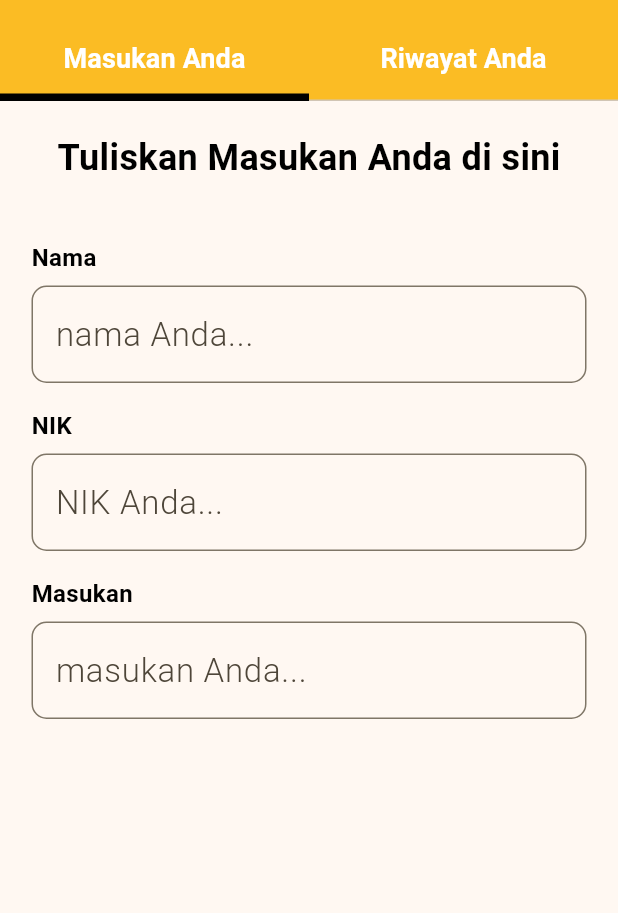
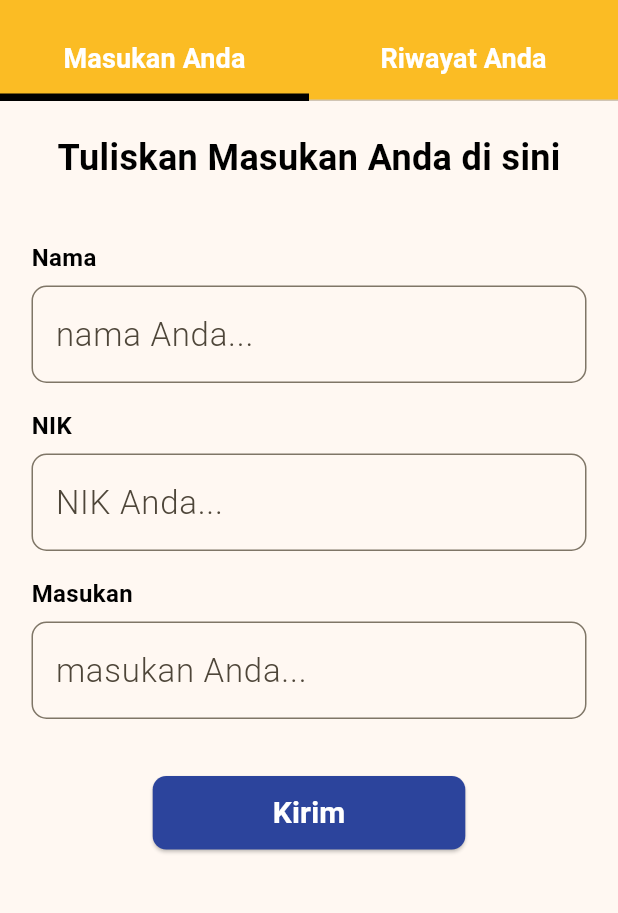
Before and after one commit to Arroziqi/tilang_online, a Flutter app: the MasukanPage screen opened by its route, on a phone screen of 412 x 824 dp, the part 127-1040 px from its top. Run offline on Flutter 3.47's test engine with Material 3 defaults, Android fonts, the phone set to English and light mode, and no system bars; our stand-ins replace badges, bloc, flutter_bloc, gap, google_fonts, smooth_page_indicator; Roboto replaces fonts that are missing (Kanit).

Commit message:
bug on jenis masukan and masukan form

```diff
--- a/lib/main.dart
+++ b/lib/main.dart
@@ -1,6 +1,7 @@
 import 'package:flutter/material.dart';
 import 'package:flutter_app/ui/pages/kendaraan/kendaraan_page.dart';
 import 'package:flutter_app/ui/pages/masukan/masukan_page.dart';
+import 'package:flutter_app/ui/pages/masukan/masukan_success.dart';
 import 'package:flutter_app/ui/pages/media_sosial/media_sosial_page.dart';
 import 'package:flutter_app/ui/pages/notifikasi/notifikasi_page.dart';
 import 'package:flutter_app/ui/pages/notifikasi/pelanggaran/notifikasi_pelanggaran.dart';
@@ -49,6 +50,7 @@ class MyApp extends StatelessWidget {
           '/notifikasi': (context) => const NotifikasiPage(),
           '/pelanggaran': (context) => const PelanggaranPage(),
           '/masukan': (context) => const MasukanPage(),
+          '/masukan/success': (context) => const MasukanSuccess(),
           '/kendaraan': (context) => const KendaraanPage(),
           '/medsos': (context) => const MediaSosialPage(),
           '/no-pelanggaran': (context) => const NotifikasiPelanggaran(),
--- a/lib/models/pages/masukan/input_class.dart
+++ b/lib/models/pages/masukan/input_class.dart
@@ -2,8 +2,8 @@ class InputClass{
   final String label;
   final String hintText;
   final String type;
-  final List<Map?>? selectItems;
+  // final List<Map?>? selectItems;
 
 
-  InputClass({required this.label, required this.hintText, required this.type, this.selectItems});
+  InputClass({required this.label, required this.hintText, required this.type});
 }
--- a/lib/ui/pages/masukan/components/input.dart
+++ b/lib/ui/pages/masukan/components/input.dart
@@ -1,23 +1,23 @@
 import 'package:flutter/cupertino.dart';
 import 'package:flutter_app/shared/theme.dart';
-import 'package:flutter_app/ui/widgets/input/input_select.dart';
+// import 'package:flutter_app/ui/widgets/input/input_select.dart';
 import 'package:flutter_app/ui/widgets/input/input_text.dart';
 import 'package:gap/gap.dart';
 
 class Input extends StatelessWidget {
-  const Input({super.key, required this.label, required this.hintText, required this.type, this.selectItems});
+  const Input({super.key, required this.label, required this.hintText, required this.type});
 
   final String label;
   final String hintText;
   final String type;
-  final List<Map?>? selectItems;
+  // final List<Map?>? selectItems;
 
-  Widget getInput(String type, String hintText, List<Map?>? selectItems){
+  Widget getInput(String type, String hintText){
     switch (type){
       case 'longText':
         return InputText(hintText: hintText,);
       case 'select':
-        return InputSelect(hintText: hintText, selectItems: selectItems,);
+        return InputText(hintText: hintText);
       default:
         return InputText(hintText: hintText,);
     }
@@ -30,7 +30,7 @@ class Input extends StatelessWidget {
       children: [
         Text(label, style: blackTextStyle.copyWith(fontSize: 16, fontWeight: bold,),),
         const Gap(7),
-        getInput(type, hintText, selectItems),
+        getInput(type, hintText),
       ],
     );
   }
--- a/lib/ui/pages/masukan/form_masukan.dart
+++ b/lib/ui/pages/masukan/form_masukan.dart
@@ -1,7 +1,8 @@
-import 'package:flutter/cupertino.dart';
+import 'package:flutter/material.dart';
 import 'package:flutter_app/models/pages/masukan/input_items.dart';
 import 'package:flutter_app/shared/theme.dart';
 import 'package:flutter_app/ui/pages/masukan/components/input.dart';
+import 'package:flutter_app/ui/widgets/button/button_primary.dart';
 import 'package:gap/gap.dart';
 
 final controller = InputItems();
@@ -17,10 +18,32 @@ class FormMasukan extends StatelessWidget {
         label: controller.items[index].label,
         hintText: controller.items[index].hintText,
         type: controller.items[index].type,
-        selectItems: controller.items[index].selectItems,
+        // selectItems: controller.items[index].selectItems,
       ),
       shrinkWrap: true,
       separatorBuilder: (context, index) => const Gap(17),
+    );
+  }
+
+  Widget buttonSubmit(BuildContext context) {
+    return ElevatedButton(
+      onPressed: () {
+        Navigator.pushNamed(context, '/masukan/success');
+      },
+      style: ElevatedButton.styleFrom(
+        backgroundColor: kPrimaryColor,
+        padding: EdgeInsets.symmetric(vertical: 10, horizontal: 80),
+        shape: RoundedRectangleBorder(
+          borderRadius: BorderRadius.circular(9),
+        ),
+      ),
+      child: Text(
+        'Kirim',
+        style: whiteTextStyle.copyWith(
+          fontSize: 20,
+          fontWeight: semiBold,
+        ),
+      ),
     );
   }
 
@@ -45,6 +68,8 @@ class FormMasukan extends StatelessWidget {
               ),
               const Gap(38),
               buildForm(),
+              const Gap(38),
+              buttonSubmit(context),
               Gap(defaultMargin),
             ],
           ),
--- a/lib/ui/widgets/response_page/success/success_page.dart
+++ b/lib/ui/widgets/response_page/success/success_page.dart
@@ -16,15 +16,15 @@ class SuccessPage extends StatelessWidget {
         crossAxisAlignment: CrossAxisAlignment.center,
         children: [
           Image.asset(
-            'assets/img/icon/done-2.png',
+            'assets/img/icons/done-2.png',
             width: 89,
           ),
           const Gap(25),
           Text(
             text,
             style: blackTextStyle.copyWith(
-              fontWeight: regular,
-              fontSize: 18,
+              fontWeight: medium,
+              fontSize: 25,
             ),
             textAlign: TextAlign.center,
           ),
```
Also changed, not shown: lib/shared/theme.dart (+16 -0 lines), lib/ui/pages/masukan/masukan_success.dart (+56 -0 lines), lib/ui/widgets/button/button_primary.dart (+0 -14 lines).
